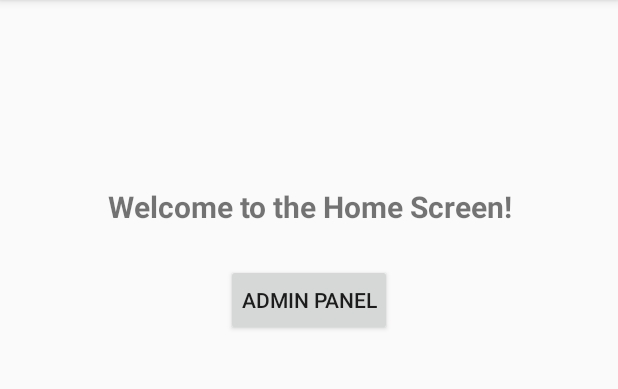
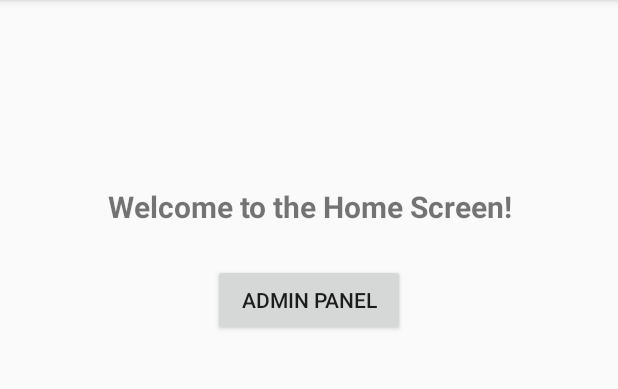
Before and after one commit to PoojaAryal21/Nutraglow, an Android app built with Jetpack Compose: the HomeActivity screen opened directly, with no data from a screen before it, on a phone screen of 412 x 824 dp, the part 84-473 px from its top. Run offline under Robolectric (Android 15) with nearby library versions, the light colour scheme and no system bars; our stand-ins replace Firebase (no records; nobody signed in at launch, a user with empty details on screens opened directly).

```diff
--- a/app/src/main/res/layout/activity_home.xml
+++ b/app/src/main/res/layout/activity_home.xml
@@ -18,11 +18,11 @@
 
     <Button
         android:id="@+id/adminButton"
-        android:layout_width="wrap_content"
+        android:layout_width="128dp"
         android:layout_height="wrap_content"
-        android:text="Admin Panel"
         android:layout_gravity="center"
-        android:padding="10dp"/>
+        android:padding="10dp"
+        android:text="Admin Panel" />
 
 
     <androidx.recyclerview.widget.RecyclerView
@@ -31,5 +31,15 @@
         android:layout_height="match_parent"
         android:padding="10dp"/>
 
+    <ScrollView
+        android:layout_width="match_parent"
+        android:layout_height="match_parent">
+
+        <LinearLayout
+            android:layout_width="match_parent"
+            android:layout_height="wrap_content"
+            android:orientation="vertical" />
+    </ScrollView>
+
 
 </LinearLayout>
```
